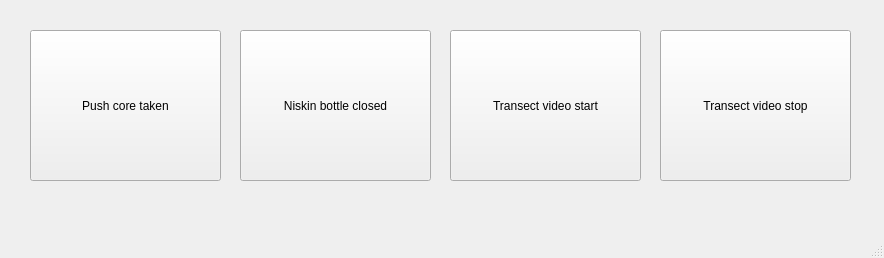
The window that logsoft.ui (MWieland/LogSoft) describes before a commit, drawn with Qt 5.
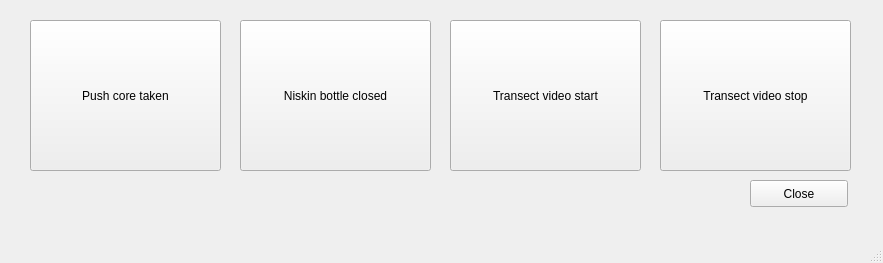
The same window after the commit.

Commit message: very simple test application working

```diff
--- a/logsoft.ui
+++ b/logsoft.ui
@@ -6,8 +6,8 @@
    <rect>
     <x>0</x>
     <y>0</y>
-    <width>884</width>
-    <height>258</height>
+    <width>883</width>
+    <height>263</height>
    </rect>
   </property>
   <property name="windowTitle">
@@ -18,7 +18,7 @@
     <property name="geometry">
      <rect>
       <x>30</x>
-      <y>30</y>
+      <y>20</y>
       <width>191</width>
       <height>151</height>
      </rect>
@@ -31,7 +31,7 @@
     <property name="geometry">
      <rect>
       <x>240</x>
-      <y>30</y>
+      <y>20</y>
       <width>191</width>
       <height>151</height>
      </rect>
@@ -44,7 +44,7 @@
     <property name="geometry">
      <rect>
       <x>450</x>
-      <y>30</y>
+      <y>20</y>
       <width>191</width>
       <height>151</height>
      </rect>
@@ -57,7 +57,7 @@
     <property name="geometry">
      <rect>
       <x>660</x>
-      <y>30</y>
+      <y>20</y>
       <width>191</width>
       <height>151</height>
      </rect>
@@ -66,6 +66,19 @@
      <string>Transect video stop</string>
     </property>
    </widget>
+   <widget class="QPushButton" name="closeDataLogButton">
+    <property name="geometry">
+     <rect>
+      <x>750</x>
+      <y>180</y>
+      <width>98</width>
+      <height>27</height>
+     </rect>
+    </property>
+    <property name="text">
+     <string>Close</string>
+    </property>
+   </widget>
   </widget>
   <widget class="QMenuBar" name="menubar">
    <property name="geometry">
```
Left out of the diff: 2 changed lines with no effect on the pictures. The commit also changes 2 other files.
